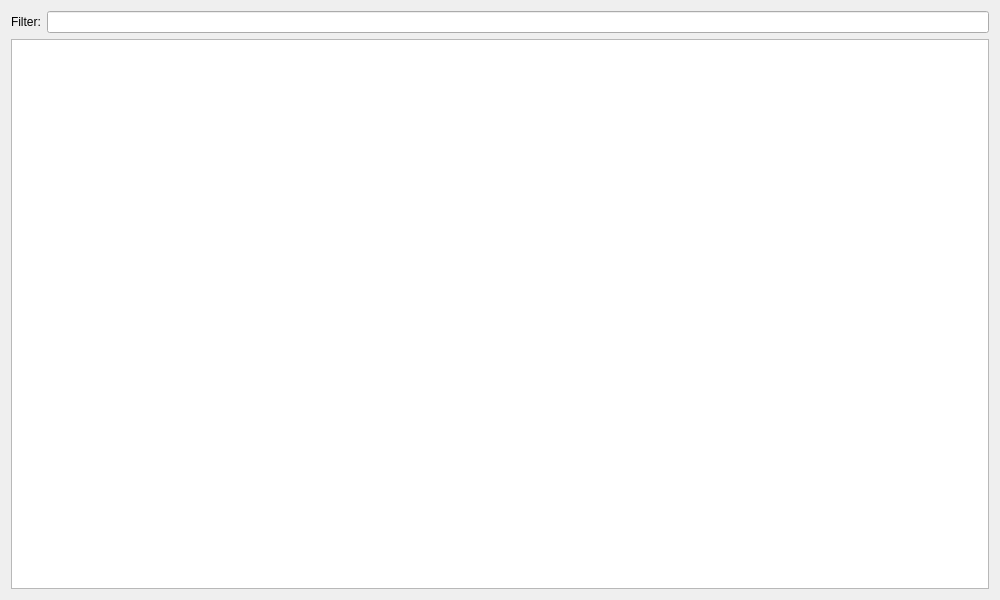
Qt form src/Sigil/Form_Files/ReportsStylesInCSSFilesWidget.ui (Sigil-Ebook/Sigil) before a commit.
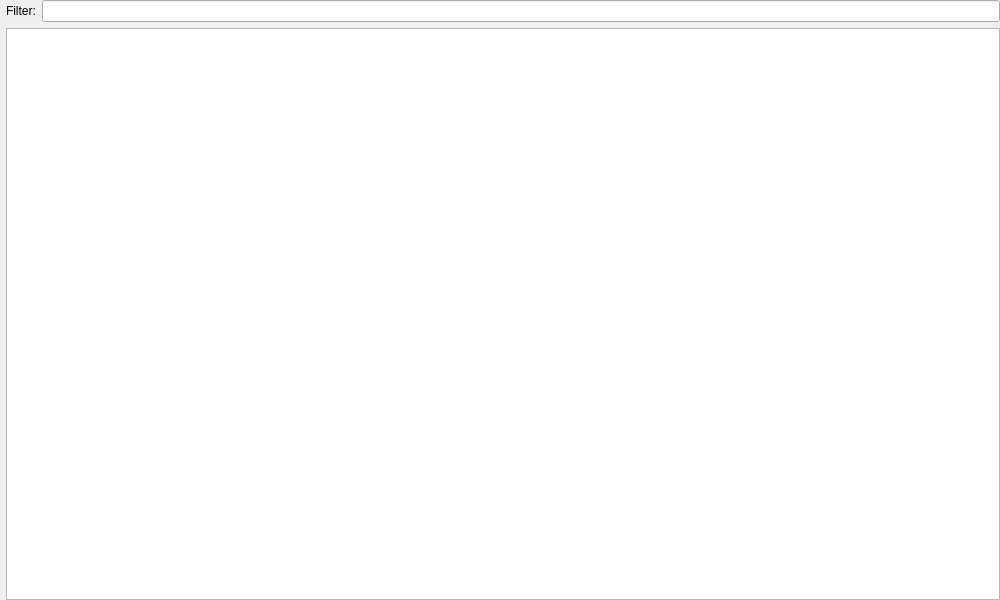
The same form after that commit.

Commit message: Fix the alignment of the reports widgets to match the parent dialog

The edit to the form file:
```diff
--- a/src/Sigil/Form_Files/ReportsStylesInCSSFilesWidget.ui
+++ b/src/Sigil/Form_Files/ReportsStylesInCSSFilesWidget.ui
@@ -14,6 +14,18 @@
    <string>Style Classes in CSS Files</string>
   </property>
   <layout class="QVBoxLayout" name="verticalLayout">
+   <property name="leftMargin">
+    <number>6</number>
+   </property>
+   <property name="topMargin">
+    <number>0</number>
+   </property>
+   <property name="rightMargin">
+    <number>0</number>
+   </property>
+   <property name="bottomMargin">
+    <number>0</number>
+   </property>
    <item>
     <layout class="QHBoxLayout" name="horizontalLayout" stretch="0,0">
      <item>
```
The commit also changes 4 other files.
